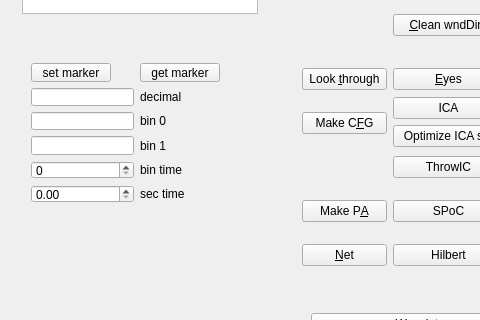
The window that mainwindow.ui (ArtfulVampire/SecondGUIrepo) describes before a commit, drawn with Qt 5; both pictures show x 0 to 480 and y 445 to 765 of the 1207 by 935 pixel window.
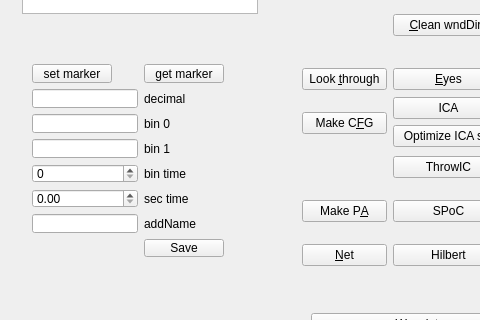
The same window after the commit.

```diff
--- a/mainwindow.ui
+++ b/mainwindow.ui
@@ -974,10 +974,10 @@
    <widget class="QWidget" name="">
     <property name="geometry">
      <rect>
-      <x>20</x>
-      <y>480</y>
-      <width>211</width>
-      <height>162</height>
+      <x>21</x>
+      <y>481</y>
+      <width>214</width>
+      <height>215</height>
      </rect>
     </property>
     <layout class="QGridLayout" name="gridLayout_8">
@@ -1062,6 +1062,23 @@
        </property>
       </widget>
      </item>
+     <item row="6" column="0">
+      <widget class="QLineEdit" name="newEdfNameLineEdit"/>
+     </item>
+     <item row="6" column="1">
+      <widget class="QLabel" name="label_21">
+       <property name="text">
+        <string>addName</string>
+       </property>
+      </widget>
+     </item>
+     <item row="7" column="1">
+      <widget class="QPushButton" name="saveEdfPushButton">
+       <property name="text">
+        <string>Save</string>
+       </property>
+      </widget>
+     </item>
     </layout>
    </widget>
    <zorder>browseButton</zorder>
```
Left out of the diff: 18 changed lines with no effect on the pictures.
